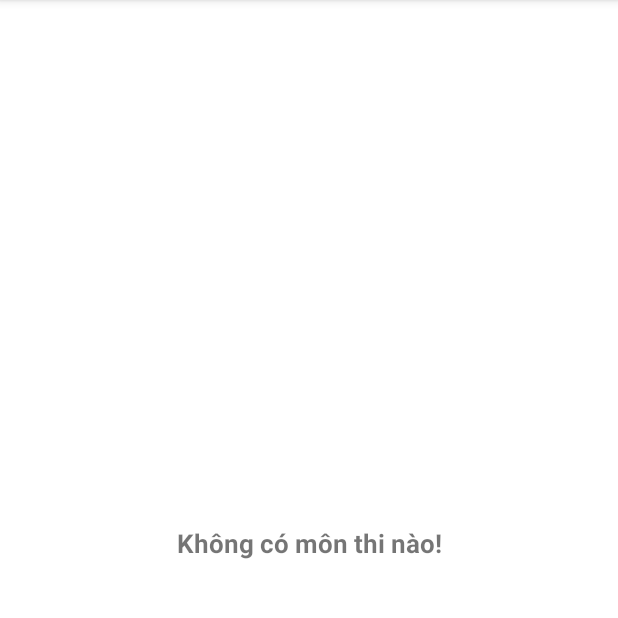
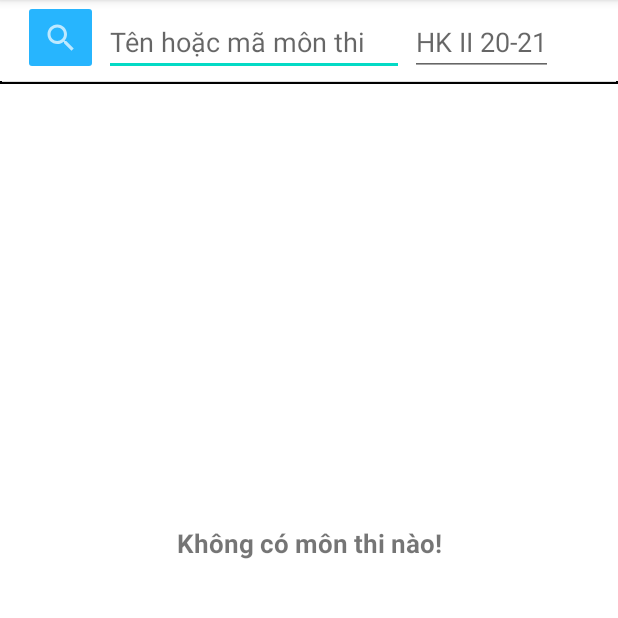
Before and after one commit to lecongdung/app-registration-VNU, an Android app: the screen it shows after launch (MyTestActivity), item 2 of the bottom bar chosen, on a phone screen of 412 x 824 dp, the part 75-693 px from its top. Run offline under Robolectric (Android 15) with nearby library versions, the phone set to English and light mode, and no system bars; our stand-ins replace CircleImageView; Roboto replaces fonts that are not available here.

Commit message:
[NEW] add search bar

```diff
--- a/app/src/main/java/com/lecongdung/testvnu/view/HomeActivity.java
+++ b/app/src/main/java/com/lecongdung/testvnu/view/HomeActivity.java
@@ -6,6 +6,11 @@ import android.content.Intent;
 import android.os.Bundle;
 import android.view.Menu;
 import android.view.MenuItem;
+import android.view.View;
+import android.widget.ArrayAdapter;
+import android.widget.AutoCompleteTextView;
+import android.widget.EditText;
+import android.widget.ImageButton;
 import android.widget.ImageView;
 
 import com.google.android.material.bottomnavigation.BottomNavigationView;
@@ -18,7 +23,12 @@ public class HomeActivity extends AppCompatActivity {
 
     private BottomNavigationView bottomNavigationView;
 
-    private ImageView btn_notification, btn_back;
+    private ImageView btn_notification;
+    private ImageButton btn_search;
+    private EditText edt_search_name;
+    private AutoCompleteTextView edt_search_semester;
+
+    private String[] arr_semester= {"HK II 20-21","HK I 20-21","HK II 19-20","HK I 19-20","HK II 18-19","HK I 18-19"};
 
     @Override
     protected void onCreate(Bundle savedInstanceState) {
@@ -41,8 +51,14 @@ public class HomeActivity extends AppCompatActivity {
 
 
     private void initWeight() {
-        btn_notification = (ImageView)findViewById(R.id.btn_notification);
-        btn_back = (ImageView) findViewById(R.id.backArrowPickupRide);
+        btn_notification = (ImageView) this.findViewById(R.id.btn_notification);
+        btn_search = (ImageButton) this.findViewById(R.id.btn_search);
+        edt_search_name = (EditText) this.findViewById(R.id.edt_search_name);
+        edt_search_semester = (AutoCompleteTextView) this.findViewById(R.id.edt_search_semester);
+
+        ArrayAdapter<String> adapter = new ArrayAdapter<String>(this,android.R.layout.simple_dropdown_item_1line, arr_semester);
+        edt_search_semester.setThreshold(1);
+        edt_search_semester.setAdapter(adapter);
     }
 
     private void init() {
@@ -50,8 +66,11 @@ public class HomeActivity extends AppCompatActivity {
             Intent intent = new Intent(this, NotificationActivity.class);
             startActivity(intent);
         });
-        btn_back.setOnClickListener(v -> {
-            finish();
+        btn_search.setOnClickListener(v -> {
+
+        });
+        edt_search_semester.setOnClickListener(v -> {
+            edt_search_semester.showDropDown();
         });
     }
 
--- a/app/src/main/java/com/lecongdung/testvnu/view/MyTestActivity.java
+++ b/app/src/main/java/com/lecongdung/testvnu/view/MyTestActivity.java
@@ -2,9 +2,15 @@ package com.lecongdung.testvnu.view;
 
 import androidx.appcompat.app.AppCompatActivity;
 
+import android.content.Intent;
 import android.os.Bundle;
 import android.view.Menu;
 import android.view.MenuItem;
+import android.widget.ArrayAdapter;
+import android.widget.AutoCompleteTextView;
+import android.widget.EditText;
+import android.widget.ImageButton;
+import android.widget.ImageView;
 
 import com.google.android.material.bottomnavigation.BottomNavigationView;
 import com.lecongdung.testvnu.R;
@@ -15,6 +21,14 @@ public class MyTestActivity extends AppCompatActivity {
 
     private BottomNavigationView bottomNavigationView;
 
+    private ImageView btn_notification;
+    private ImageButton btn_search;
+    private EditText edt_search_name;
+    private AutoCompleteTextView edt_search_semester;
+
+    private String[] arr_semester= {"HK II 20-21","HK I 20-21","HK II 19-20","HK I 19-20","HK II 18-19","HK I 18-19"};
+
+
 
     @Override
     protected void onCreate(Bundle savedInstanceState) {
@@ -22,6 +36,8 @@ public class MyTestActivity extends AppCompatActivity {
         setContentView(R.layout.activity_my_test);
         setupBottomNavigationView();
 
+        initWeight();
+        init();
     }
 
     private void setupBottomNavigationView(){
@@ -34,4 +50,29 @@ public class MyTestActivity extends AppCompatActivity {
         menuItem.setChecked(true);
     }
 
+    private void initWeight() {
+        btn_notification = (ImageView) this.findViewById(R.id.btn_notification);
+        btn_search = (ImageButton) this.findViewById(R.id.btn_search);
+        edt_search_name = (EditText) this.findViewById(R.id.edt_search_name);
+        edt_search_semester = (AutoCompleteTextView) this.findViewById(R.id.edt_search_semester);
+
+        ArrayAdapter<String> adapter = new ArrayAdapter<String>(this,android.R.layout.simple_dropdown_item_1line, arr_semester);
+        edt_search_semester.setThreshold(1);
+        edt_search_semester.setAdapter(adapter);
+    }
+
+    private void init() {
+        btn_notification.setOnClickListener(v -> {
+            Intent intent = new Intent(this, NotificationActivity.class);
+            startActivity(intent);
+        });
+        btn_search.setOnClickListener(v -> {
+
+        });
+        edt_search_semester.setOnClickListener(v -> {
+            edt_search_semester.showDropDown();
+        });
+    }
+
+
 }
--- a/app/src/main/java/com/lecongdung/testvnu/view/NotificationActivity.java
+++ b/app/src/main/java/com/lecongdung/testvnu/view/NotificationActivity.java
@@ -2,15 +2,34 @@ package com.lecongdung.testvnu.view;
 
 import androidx.appcompat.app.AppCompatActivity;
 
+import android.content.Intent;
 import android.os.Bundle;
+import android.widget.ImageView;
 
 import com.lecongdung.testvnu.R;
 
 public class NotificationActivity extends AppCompatActivity {
 
+    private ImageView btn_back;
+
     @Override
     protected void onCreate(Bundle savedInstanceState) {
         super.onCreate(savedInstanceState);
         setContentView(R.layout.activity_notification);
+
+        initWeight();
+        init();
     }
+
+    private void initWeight() {
+        btn_back = (ImageView) this.findViewById(R.id.backArrowPickupRide);
+    }
+
+    private void init() {
+
+        btn_back.setOnClickListener(v -> {
+            finish();
+        });
+    }
+
 }
--- /dev/null
+++ b/app/src/main/res/drawable/border_layout_search.xml
@@ -0,0 +1,19 @@
+<?xml version="1.0" encoding="utf-8"?>
+<layer-list xmlns:android="http://schemas.android.com/apk/res/android" >
+    <item>
+        <shape
+            android:shape="rectangle">
+            <stroke android:width="1dp" android:color="#FF000000" />
+            <solid android:color="#FFDDDDDD" />
+
+        </shape>
+    </item>
+
+    <item android:bottom="2dp">
+        <shape
+            android:shape="rectangle">
+            <solid android:color="#FFFFFF" />
+        </shape>
+    </item>
+
+</layer-list>
--- /dev/null
+++ b/app/src/main/res/drawable/ic_baseline_search_white.xml
@@ -0,0 +1,5 @@
+<vector android:alpha="0.7" android:height="24dp" android:tint="#FFFFFF"
+    android:viewportHeight="24" android:viewportWidth="24"
+    android:width="24dp" xmlns:android="http://schemas.android.com/apk/res/android">
+    <path android:fillColor="@android:color/white" android:pathData="M15.5,14h-0.79l-0.28,-0.27C15.41,12.59 16,11.11 16,9.5 16,5.91 13.09,3 9.5,3S3,5.91 3,9.5 5.91,16 9.5,16c1.61,0 3.09,-0.59 4.23,-1.57l0.27,0.28v0.79l5,4.99L20.49,19l-4.99,-5zM9.5,14C7.01,14 5,11.99 5,9.5S7.01,5 9.5,5 14,7.01 14,9.5 11.99,14 9.5,14z"/>
+</vector>
--- a/app/src/main/res/layout/activity_home.xml
+++ b/app/src/main/res/layout/activity_home.xml
@@ -1,26 +1,29 @@
 <?xml version="1.0" encoding="utf-8"?>
-<androidx.coordinatorlayout.widget.CoordinatorLayout
-    xmlns:android="http://schemas.android.com/apk/res/android"
+<androidx.coordinatorlayout.widget.CoordinatorLayout xmlns:android="http://schemas.android.com/apk/res/android"
     xmlns:app="http://schemas.android.com/apk/res-auto"
     android:layout_width="match_parent"
     android:layout_height="match_parent">
 
     <RelativeLayout
+        android:id="@+id/relativeLayout1"
         android:layout_width="match_parent"
-        android:layout_height="match_parent"
-        android:id="@+id/relativeLayout1">
-        <include layout="@layout/snippet_top_menu"/>
+        android:layout_height="match_parent">
 
-        <include layout="@layout/layout_bottom_navigation_view"/>
+        <include layout="@layout/snippet_top_menu" />
+        <include layout="@layout/layout_bottom_navigation_view" />
 
-        <RelativeLayout
-            android:id="@+id/relativeLayout2"
-            android:layout_width="match_parent"
-            android:layout_height="match_parent">
 
-            <include layout="@layout/layout_center_menu" />
-        </RelativeLayout>
 
     </RelativeLayout>
 
+    <RelativeLayout
+        android:id="@+id/relativeLayout2"
+        android:layout_width="match_parent"
+        android:layout_height="match_parent"
+        app:layout_anchor="@+id/relativeLayout1"
+        app:layout_anchorGravity="center">
+
+        <include layout="@layout/layout_center_menu" />
+    </RelativeLayout>
+
 </androidx.coordinatorlayout.widget.CoordinatorLayout>
--- a/app/src/main/res/layout/activity_my_test.xml
+++ b/app/src/main/res/layout/activity_my_test.xml
@@ -1,17 +1,17 @@
 <?xml version="1.0" encoding="utf-8"?>
-<androidx.coordinatorlayout.widget.CoordinatorLayout
-    xmlns:android="http://schemas.android.com/apk/res/android"
+<androidx.coordinatorlayout.widget.CoordinatorLayout xmlns:android="http://schemas.android.com/apk/res/android"
     xmlns:app="http://schemas.android.com/apk/res-auto"
     android:layout_width="match_parent"
     android:layout_height="match_parent">
 
     <RelativeLayout
+        android:id="@+id/relativeLayout1"
         android:layout_width="match_parent"
-        android:layout_height="match_parent"
-        android:id="@+id/relativeLayout1">
-        <include layout="@layout/snippet_top_menu"/>
+        android:layout_height="match_parent">
 
-        <include layout="@layout/layout_bottom_navigation_view"/>
+        <include layout="@layout/snippet_top_menu" />
+
+        <include layout="@layout/layout_bottom_navigation_view" />
 
         <RelativeLayout
             android:id="@+id/relativeLayout2"
--- a/app/src/main/res/layout/layout_center_menu.xml
+++ b/app/src/main/res/layout/layout_center_menu.xml
@@ -8,7 +8,7 @@
         android:id="@+id/recycler_menu"
         android:layout_width="match_parent"
         android:layout_height="match_parent"
-        android:layout_marginTop="55dp"
+        android:layout_marginTop="110dp"
         android:scrollbars="vertical">
     </androidx.recyclerview.widget.RecyclerView>
 
--- a/app/src/main/res/layout/snippet_top_menu.xml
+++ b/app/src/main/res/layout/snippet_top_menu.xml
@@ -1,7 +1,11 @@
 <?xml version="1.0" encoding="utf-8"?>
-<merge
-    xmlns:android="http://schemas.android.com/apk/res/android"
+<merge xmlns:android="http://schemas.android.com/apk/res/android"
     xmlns:app="http://schemas.android.com/apk/res-auto">
+
+    <LinearLayout
+        android:layout_width="match_parent"
+        android:layout_height="wrap_content"
+        android:orientation="vertical">
 
         <com.google.android.material.appbar.AppBarLayout
             android:layout_width="match_parent"
@@ -10,9 +14,9 @@
             android:backgroundTint="@color/bt_blue_pressed">
 
             <androidx.appcompat.widget.Toolbar
+                android:id="@+id/profileToolBar"
                 android:layout_width="match_parent"
-            android:layout_height="wrap_content"
-            android:id="@+id/profileToolBar">
+                android:layout_height="wrap_content">
 
                 <RelativeLayout
                     android:layout_width="match_parent"
@@ -25,28 +29,62 @@
                         android:layout_height="40dp"
                         android:layout_centerVertical="true"
                         android:src="@drawable/ic_avatar"
-                    app:civ_border_width="2dp"
-                    app:civ_border_color="#FFFFFF"/>
+                        app:civ_border_color="#FFFFFF"
+                        app:civ_border_width="2dp" />
 
                     <TextView
                         android:layout_width="wrap_content"
                         android:layout_height="wrap_content"
-                    android:text="TEST VNU"
-                    android:textStyle="bold"
-                    android:textSize="20sp"
                         android:layout_centerHorizontal="true"
                         android:layout_centerVertical="true"
-                    android:textColor="@color/white" />
+                        android:text="TEST VNU"
+                        android:textColor="@color/white"
+                        android:textSize="20sp"
+                        android:textStyle="bold" />
 
                     <ImageView
                         android:id="@+id/btn_notification"
                         android:layout_width="30dp"
                         android:layout_height="30dp"
                         android:layout_alignParentRight="true"
+                        android:layout_centerVertical="true"
                         android:layout_marginRight="20dp"
-                    android:layout_centerVertical="true"
-                    android:src="@drawable/ic_reminders"/>
+                        android:src="@drawable/ic_reminders" />
                 </RelativeLayout>
             </androidx.appcompat.widget.Toolbar>
         </com.google.android.material.appbar.AppBarLayout>
+
+        <LinearLayout
+            android:id="@+id/layout_search"
+            android:layout_width="match_parent"
+            android:layout_height="wrap_content"
+            android:paddingBottom="5dp"
+            android:background="@drawable/border_layout_search">
+
+            <ImageButton
+                android:id="@+id/btn_search"
+                android:layout_width="50dp"
+                android:layout_height="50dp"
+                android:layout_marginLeft="15dp"
+                android:backgroundTint="@color/blue"
+                android:src="@drawable/ic_baseline_search_white" />
+            <EditText
+                android:id="@+id/edt_search_name"
+                android:layout_marginTop="5dp"
+                android:layout_marginLeft="4dp"
+                android:hint="Tên hoặc mã môn thi"
+                android:layout_width="200dp"
+                android:layout_height="wrap_content"/>
+
+            <AutoCompleteTextView
+                android:id="@+id/edt_search_semester"
+                android:layout_marginTop="5dp"
+                android:layout_marginLeft="4dp"
+                android:gravity="end"
+                android:layout_width="wrap_content"
+                android:layout_height="wrap_content"
+                android:hint="HK II 20-21"/>
+
+        </LinearLayout>
+    </LinearLayout>
 </merge>
```
Lines whose indentation alone changed are shown as unchanged.
